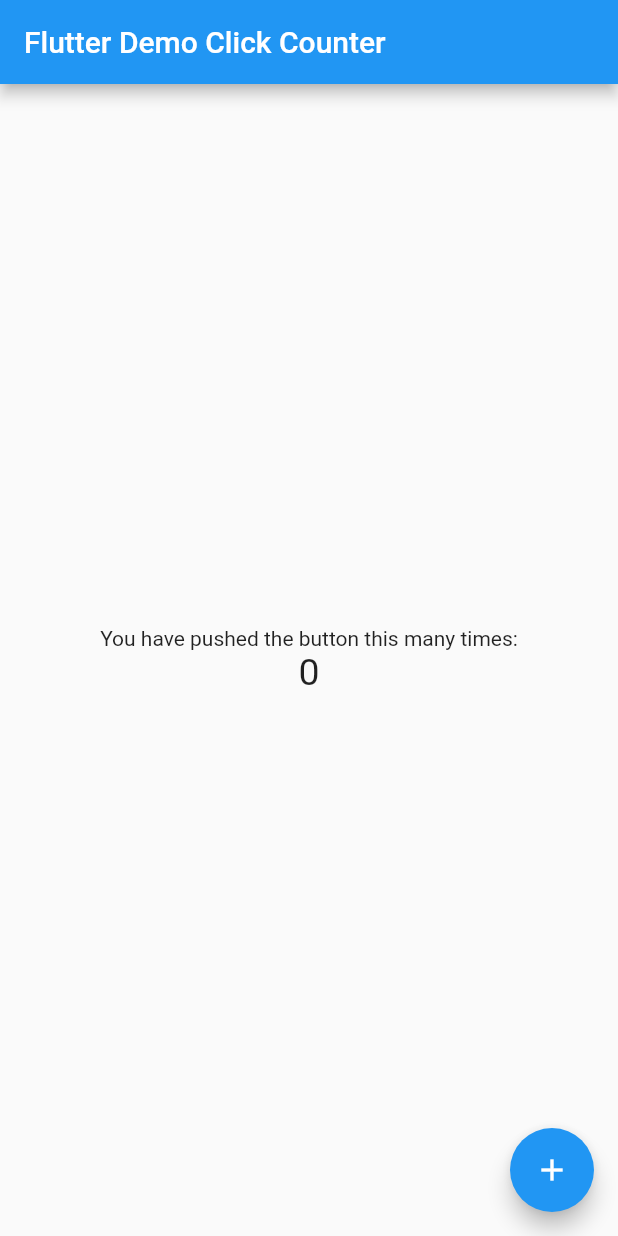
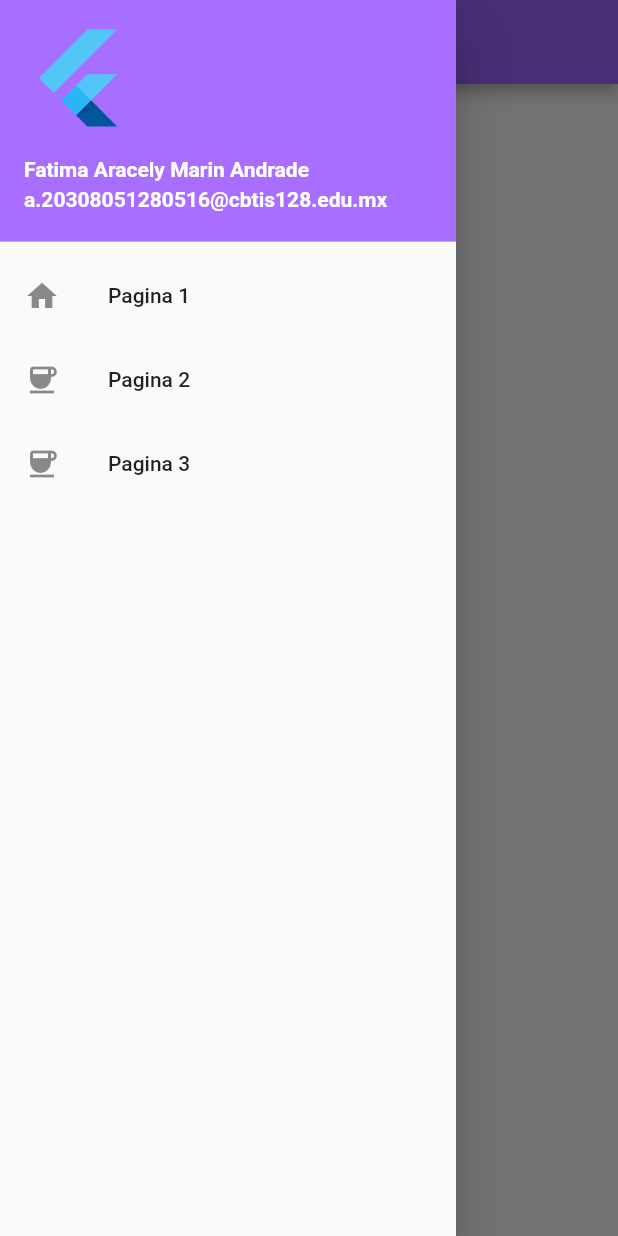
Before and after one commit to fatmarin03/DrawerFluttLab, a Flutter app: the screen it shows after launch, with the side drawer open (before the commit the screen has no drawer), on a phone screen of 412 x 824 dp. Run offline on Flutter 3.47's test engine with Material 2 defaults, Android fonts, the phone set to English and light mode, and no system bars.

Commit message:
Drawer 2

```diff
--- a/lib/main.dart
+++ b/lib/main.dart
@@ -4,7 +4,7 @@ void main() => runApp(MyApp());
 
 class MyApp extends StatelessWidget {
   const MyApp({super.key});
-  static const String _title = 'Flutter Stateful Clicker Counter';
+  static const String _title = 'Drawer Flutter';
   // This widget is the root of your application.
   @override
   Widget build(BuildContext context) {
@@ -13,6 +13,7 @@ class MyApp extends StatelessWidget {
       theme: ThemeData(
         primarySwatch: Colors.blue,
       ),
+      debugShowCheckedModeBanner: false,
       home: MyHomePage(),
     );
   }
@@ -20,71 +21,78 @@ class MyApp extends StatelessWidget {
 
 class MyHomePage extends StatefulWidget {
   const MyHomePage({super.key});
-  // This widget is the home page of your application. It is stateful, meaning
-  // that it has a State object (defined below) that contains fields that affect
-  // how it looks.
-  // This class is the configuration for the state.
   @override
   _MyHomePageState createState() => _MyHomePageState();
 }
 
 class _MyHomePageState extends State<MyHomePage> {
-  int _counter = 0;
-
-  void _incrementCounter() {
-    setState(() {
-      // This call to setState tells the Flutter framework that something has
-      // changed in this State, which causes it to rerun the build method below
-      // so that the display can reflect the updated values. If we changed
-      // _counter without calling setState(), then the build method would not be
-      // called again, and so nothing would appear to happen.
-      _counter++;
-    });
-  }
-
   @override
   Widget build(BuildContext context) {
-    // This method is rerun every time setState is called, for instance as done
-    // by the _incrementCounter method above.
-    //
-    // The Flutter framework has been optimized to make rerunning build methods
-    // fast, so that you can just rebuild anything that needs updating rather
-    // than having to individually change instances of widgets.
     return Scaffold(
       appBar: AppBar(
-        // Here we take the value from the MyHomePage object that was created by
-        // the App.build method, and use it to set our appbar title.
-        title: Text('Flutter Demo Click Counter'),
+        title: Text('Act 3 Drawer Marin'),
+        backgroundColor: const Color(0xff9f63fe),
       ),
-      body: Center(
-        // Center is a layout widget. It takes a single child and positions it
-        // in the middle of the parent.
-        child: Column(
-          // Column is also a layout widget. It takes a list of children and
-          // arranges them vertically. By default, it sizes itself to fit its
-          // children horizontally, and tries to be as tall as its parent.
-          //
-          // Column has various properties to control how it sizes itself and
-          // how it positions its children. Here we use mainAxisAlignment to
-          // center the children vertically; the main axis here is the vertical
-          // axis because Columns are vertical (the cross axis would be
-          // horizontal).
-          mainAxisAlignment: MainAxisAlignment.center,
-          children: <Widget>[
-            Text(
-              'You have pushed the button this many times:',
+      drawer: Drawer(
+        child: ListView(
+          // Important: Remove any padding from the ListView.
+          padding: EdgeInsets.zero,
+          children: [
+            const UserAccountsDrawerHeader(
+              // <-- SEE HERE
+              decoration: BoxDecoration(color: const Color(0xffa76eff)),
+              accountName: Text(
+                "Fatima Aracely Marin Andrade",
+                style: TextStyle(
+                  fontWeight: FontWeight.bold,
+                ),
+              ),
+              accountEmail: Text(
+                "a.20308051280516@cbtis128.edu.mx",
+                style: TextStyle(
+                  fontWeight: FontWeight.bold,
+                ),
+              ),
+              currentAccountPicture: FlutterLogo(),
             ),
-            Text(
-              '$_counter',
-              style: TextStyle(fontSize: 25),
+            ListTile(
+              leading: Icon(
+                Icons.home,
+              ),
+              title: const Text('Pagina 1'),
+              onTap: () {
+                Navigator.pop(context);
+              },
+            ),
+            ListTile(
+              leading: Icon(
+                Icons.coffee,
+              ),
+              title: const Text('Pagina 2'),
+              onTap: () {
+                Navigator.pop(context);
+              },
+            ),
+            ListTile(
+              leading: Icon(
+                Icons.coffee,
+              ),
+              title: const Text('Pagina 3'),
+              onTap: () {
+                Navigator.pop(context);
+              },
             ),
           ],
         ),
       ),
-      floatingActionButton: FloatingActionButton(
-        onPressed: _incrementCounter,
-        tooltip: 'Increment',
-        child: Icon(Icons.add),
+      body: Center(
+        child: Column(
+          children: [
+            SizedBox(
+              height: 50,
+            ),
+          ],
+        ),
       ),
     );
   }
```
